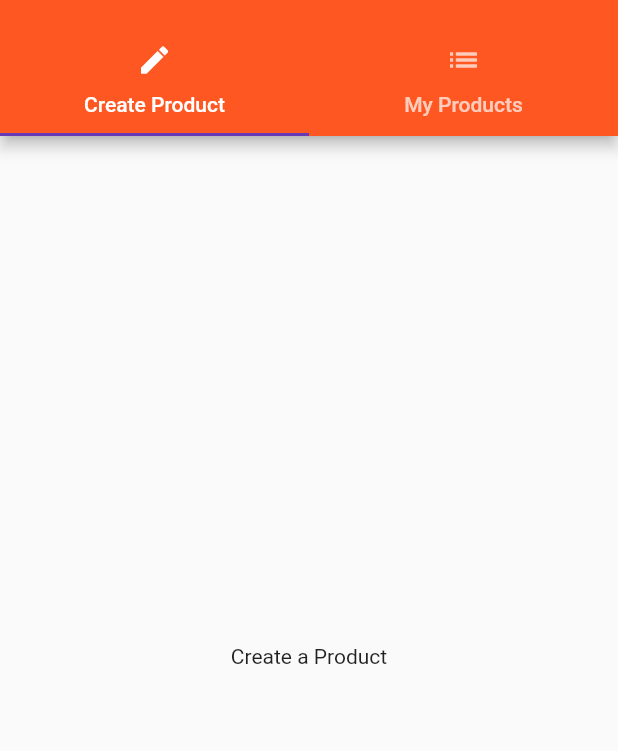
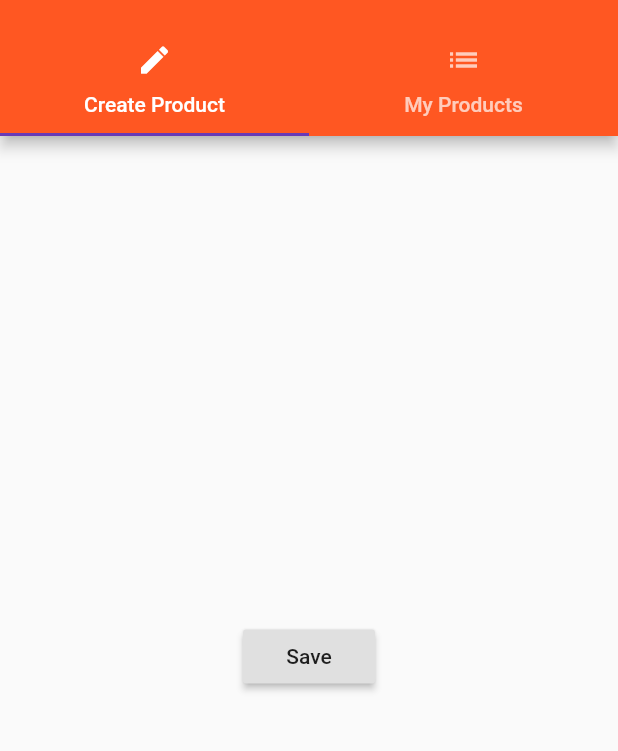
Before and after one commit to mtayyab010/flutter_course, a Flutter app: the ProductsAdminPage screen opened by its route, on a phone screen of 412 x 824 dp, the part 59-810 px from its top. Run offline on Flutter 3.47's test engine with Material 2 defaults, Android fonts, the phone set to English and light mode, and no system bars.

Commit message:
modal view

```diff
--- a/lib/pages/product_create.dart
+++ b/lib/pages/product_create.dart
@@ -3,6 +3,18 @@ import 'package:flutter/material.dart';
 class ProductCreatePage extends StatelessWidget {
   @override
   Widget build(BuildContext context) {
-    return Center(child: Text('Create a Product'));
+    return Center(
+      child: RaisedButton(
+        child: Text('Save'),
+        onPressed: () {
+          showModalBottomSheet(
+            context: context,
+            builder: (BuildContext context) {
+              return Center(child: Text('This is a modal'));
+            },
+          );
+        },
+      ),
+    );
   }
 }
```
Also changed, not shown: 1 other file.
